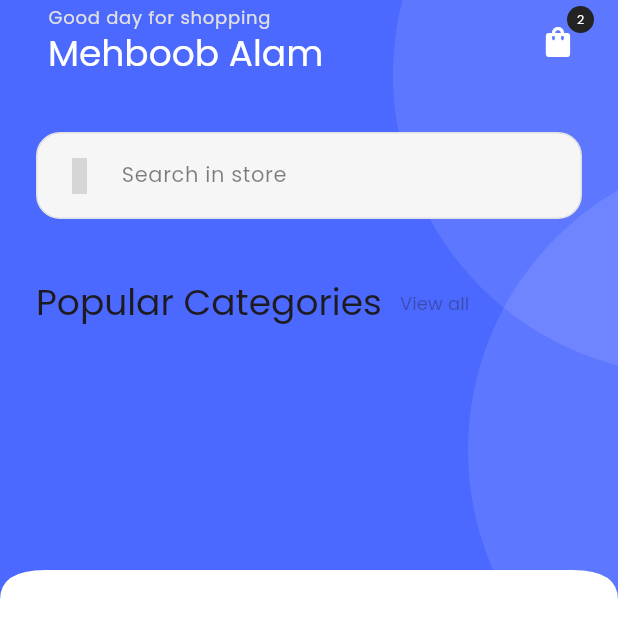
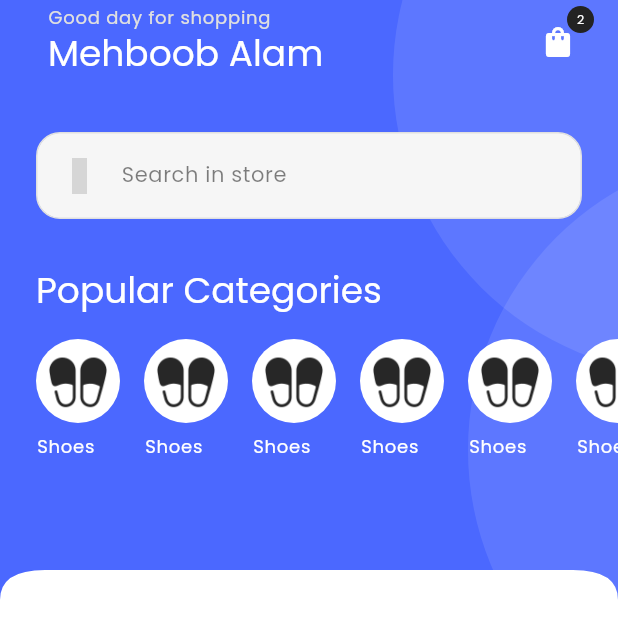
Before and after one commit to Mehboob-alam1/EcommerceFlutterApplication, a Flutter app: the HomeScreen screen opened directly, on a phone screen of 412 x 824 dp. Shown: the top 638 px of the screen. Run offline on Flutter 3.47's test engine with Material 3 defaults, Android fonts, the phone set to English and light mode, and no system bars; our stand-ins replace get, get_storage, iconsax, logger, smooth_page_indicator; accounts and stored records are empty; project files that could hold a hidden picture were left out; grey boxes are pictures that could not be loaded.

Commit message:
added search container and categories with widgets extracted

```diff
--- a/lib/common/widgets/custom_shapes/containers/search_container.dart
+++ b/lib/common/widgets/custom_shapes/containers/search_container.dart
@@ -8,36 +8,49 @@ import '../../../../utils/helpers/helper_functions.dart';
 
 class TSearchContainer extends StatelessWidget {
   const TSearchContainer({
-    super.key, required this.text, this.icon=Iconsax.search_normal,  this.showBackground=true,  this.showBorder=true,
+    super.key,
+    required this.text,
+    this.icon = Iconsax.search_normal,
+    this.showBackground = true,
+    this.showBorder = true,
+    this.onTap,
   });
+
   final String text;
   final IconData? icon;
-  final bool showBackground,showBorder;
+  final bool showBackground, showBorder;
+  final VoidCallback? onTap;
 
   @override
   Widget build(BuildContext context) {
-
-    final dark =THelperFunctions.isDarkMode(context);
-    return Padding(
+    final dark = THelperFunctions.isDarkMode(context);
+    return GestureDetector(
+      onTap: onTap,
+      child: Padding(
         padding: const EdgeInsets.symmetric(horizontal: TSizes.defaultSpace),
         child: Container(
           width: TDeviceUtils.getScreenWidth(context),
           padding: const EdgeInsets.all(TSizes.md),
           decoration: BoxDecoration(
-            color: showBackground?dark? TColor.dark :TColor.light:Colors.transparent,
+              color: showBackground
+                  ? dark
+                      ? TColor.dark
+                      : TColor.light
+                  : Colors.transparent,
               borderRadius: BorderRadius.circular(TSizes.cardRadiusLg),
-            border:showBorder? Border.all(color: TColor.grey) :null
-        ),
-        child:  Row(
+              border: showBorder ? Border.all(color: TColor.grey) : null),
+          child: Row(
             children: [
-            Icon(icon,color: TColor.darkerGrey),
+              Icon(icon, color: TColor.darkerGrey),
               const SizedBox(width: TSizes.spaceBtwItems),
-            Text(text,style: Theme.of(context).textTheme.bodySmall,)
+              Text(
+                text,
+                style: Theme.of(context).textTheme.bodySmall,
+              )
             ],
           ),
         ),
-
-
+      ),
     );
   }
 }
--- /dev/null
+++ b/lib/common/widgets/image_text_widget/vertical_image_text.dart
@@ -0,0 +1,68 @@
+import 'package:flutter/material.dart';
+
+import '../../../utils/constants/colors.dart';
+import '../../../utils/constants/sizes.dart';
+import '../../../utils/helpers/helper_functions.dart';
+
+
+
+class TVerticalImageText extends StatelessWidget {
+  const TVerticalImageText({
+    super.key,
+    required this.image,
+    required this.title,
+    this.textColor =TColor.white,
+    this.backGroundColor=TColor.white,
+    this.onTap,
+  });
+
+  final String image, title;
+  final Color textColor;
+  final Color? backGroundColor;
+  final void Function()? onTap;
+
+  @override
+  Widget build(BuildContext context) {
+    final dark = THelperFunctions.isDarkMode(context);
+    return GestureDetector(
+      onTap: onTap,
+      child: Padding(
+        padding: const EdgeInsets.only(right: TSizes.spaceBtwItems),
+        child: Column(
+          children: [
+            ///Circular Icon
+            Container(
+              width: 56,
+              height: 56,
+              padding: const EdgeInsets.all(TSizes.sm),
+              decoration: BoxDecoration(
+                color: backGroundColor??(dark? TColor.black: TColor.white),
+                borderRadius: BorderRadius.circular(100),
+              ),
+              child: Center(
+                child: Image(
+                  image: AssetImage(image),
+                  fit: BoxFit.cover,
+                  color: dark ? TColor.light : TColor.dark,
+                ),
+              ),
+            ),
+            const SizedBox(height: TSizes.spaceBtwItems / 2),
+            SizedBox(
+              width: 55,
+              child: Text(
+                title,
+                style: Theme.of(context)
+                    .textTheme
+                    .labelMedium!
+                    .apply(color: textColor),
+                maxLines: 1,
+                overflow: TextOverflow.ellipsis,
+              ),
+            )
+          ],
+        ),
+      ),
+    );
+  }
+}
--- a/lib/features/shop/screens/home/home.dart
+++ b/lib/features/shop/screens/home/home.dart
@@ -1,4 +1,6 @@
 import 'package:ecommerce/features/shop/screens/home/widgets/home_appbar.dart';
+import 'package:ecommerce/features/shop/screens/home/widgets/home_categories.dart';
+import 'package:ecommerce/utils/constants/colors.dart';
 import 'package:flutter/material.dart';
 
 import '../../../../common/widgets/custom_shapes/containers/primary_header_container.dart';
@@ -34,14 +36,21 @@ class HomeScreen extends StatelessWidget {
                     padding: EdgeInsets.only(left: TSizes.defaultSpace),
                     child: Column(
                       children: [
+                        /// Heading
                         TSectionHeading(
                           title: 'Popular Categories',
-
+                          showActionButton: false,
+                          textColor: TColor.white,
                         ),
                         SizedBox(height: TSizes.spaceBtwItems),
+
+                        /// Categories
+
+                        THomeCategories(),
                       ],
                     ),
-                  )
+                  ),
+
                 ],
               ),
             ),
--- /dev/null
+++ b/lib/features/shop/screens/home/widgets/home_categories.dart
@@ -0,0 +1,25 @@
+import 'package:flutter/material.dart';
+
+import '../../../../../common/widgets/image_text_widget/vertical_image_text.dart';
+import '../../../../../utils/constants/image_strings.dart';
+
+
+class THomeCategories extends StatelessWidget {
+  const THomeCategories({
+    super.key,
+  });
+
+  @override
+  Widget build(BuildContext context) {
+    return SizedBox(
+      height: 80,
+      child: ListView.builder(
+        itemCount: 6,
+        scrollDirection: Axis.horizontal,
+        itemBuilder: (_, index) {
+          return  TVerticalImageText(image: TImages.shoeIcon,title:'Shoes',onTap:(){} ,);
+        },
+      ),
+    );
+  }
+}
```
Lines whose indentation alone changed are shown as unchanged.
